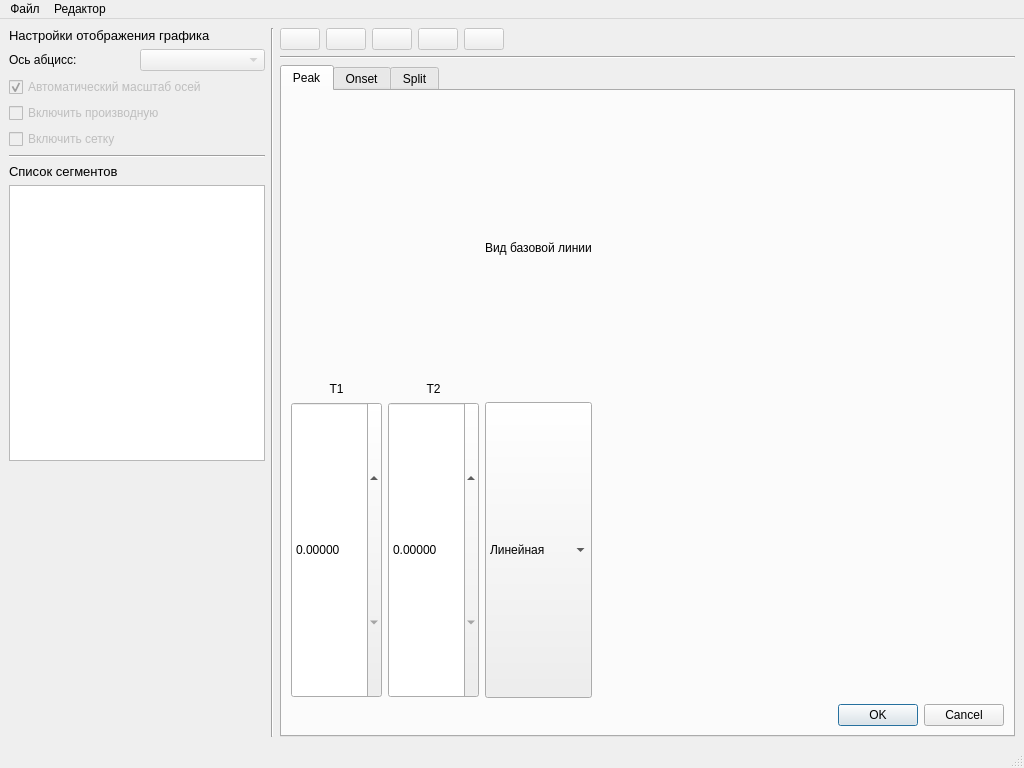
This is ui/src/MainWindow.ui in ioyurev/fusion-analysis as Qt 5 draws it before an edit. The edited form follows.
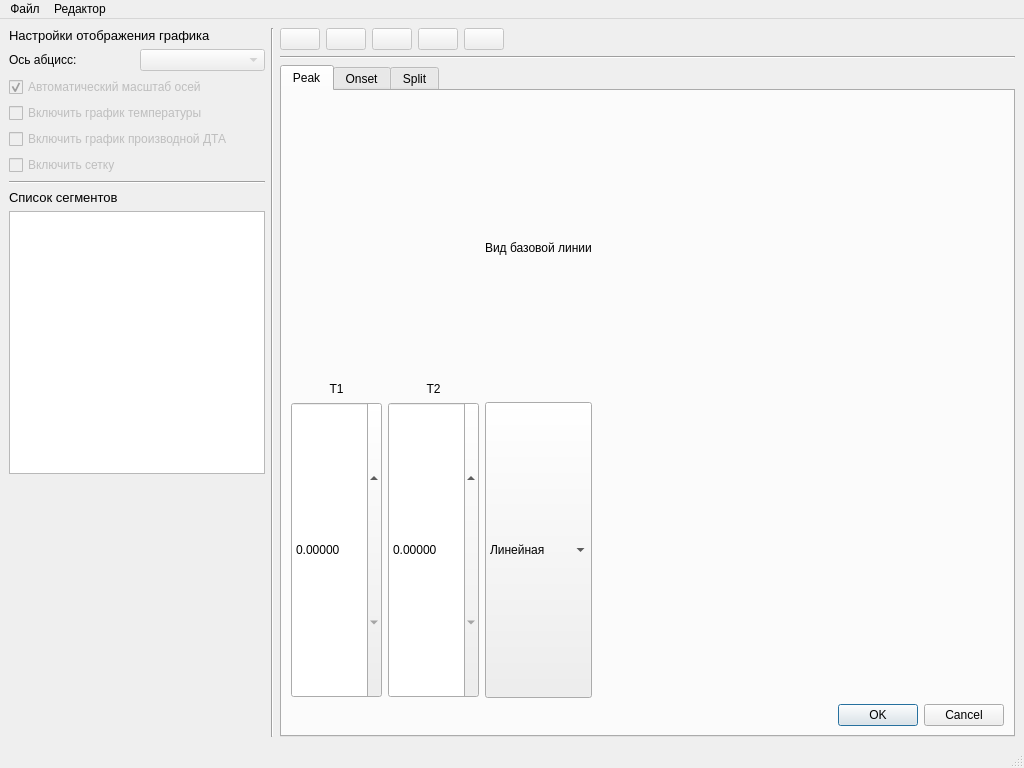
This is the edited form. Icons and pictures are not drawn. Custom widgets are drawn as their Qt base class.

Commit message: График температуры от времени.

Patch:
```diff
--- a/ui/src/MainWindow.ui
+++ b/ui/src/MainWindow.ui
@@ -17,50 +17,6 @@
    <layout class="QGridLayout" name="gridLayout_2" columnstretch="0,0,0">
     <item row="0" column="0">
      <layout class="QGridLayout" name="leftpanel">
-      <item row="7" column="0">
-       <widget class="QLabel" name="label">
-        <property name="font">
-         <font>
-          <pointsize>10</pointsize>
-         </font>
-        </property>
-        <property name="text">
-         <string>Список сегментов</string>
-        </property>
-       </widget>
-      </item>
-      <item row="2" column="0" colspan="2">
-       <widget class="QCheckBox" name="checkbox_autoscale">
-        <property name="enabled">
-         <bool>false</bool>
-        </property>
-        <property name="text">
-         <string>Автоматический масштаб осей</string>
-        </property>
-        <property name="checked">
-         <bool>true</bool>
-        </property>
-       </widget>
-      </item>
-      <item row="8" column="0" colspan="2">
-       <widget class="QTreeWidget" name="treewidget_segments">
-        <property name="headerHidden">
-         <bool>true</bool>
-        </property>
-        <column>
-         <property name="text">
-          <string notr="true">1</string>
-         </property>
-        </column>
-       </widget>
-      </item>
-      <item row="1" column="1">
-       <widget class="QComboBox" name="combobox_xaxis">
-        <property name="enabled">
-         <bool>false</bool>
-        </property>
-       </widget>
-      </item>
       <item row="1" column="0">
        <widget class="QLabel" name="label_xaxis">
         <property name="text">
@@ -69,6 +25,16 @@
        </widget>
       </item>
       <item row="4" column="0" colspan="2">
+       <widget class="QCheckBox" name="checkbox_derivative">
+        <property name="enabled">
+         <bool>false</bool>
+        </property>
+        <property name="text">
+         <string>Включить график производной ДТА</string>
+        </property>
+       </widget>
+      </item>
+      <item row="6" column="0" colspan="2">
        <widget class="QCheckBox" name="checkbox_grid">
         <property name="enabled">
          <bool>false</bool>
@@ -78,26 +44,26 @@
         </property>
        </widget>
       </item>
-      <item row="0" column="0" colspan="2">
-       <widget class="QLabel" name="label_4">
-        <property name="font">
-         <font>
-          <pointsize>10</pointsize>
-         </font>
-        </property>
-        <property name="text">
-         <string>Настройки отображения графика</string>
-        </property>
-       </widget>
-      </item>
-      <item row="6" column="0" colspan="2">
-       <widget class="Line" name="line_3">
-        <property name="orientation">
-         <enum>Qt::Horizontal</enum>
+      <item row="1" column="1">
+       <widget class="QComboBox" name="combobox_xaxis">
+        <property name="enabled">
+         <bool>false</bool>
         </property>
        </widget>
       </item>
       <item row="9" column="0">
+       <widget class="QLabel" name="label">
+        <property name="font">
+         <font>
+          <pointsize>10</pointsize>
+         </font>
+        </property>
+        <property name="text">
+         <string>Список сегментов</string>
+        </property>
+       </widget>
+      </item>
+      <item row="11" column="0">
        <spacer name="verticalSpacer">
         <property name="orientation">
          <enum>Qt::Vertical</enum>
@@ -110,13 +76,57 @@
         </property>
        </spacer>
       </item>
+      <item row="8" column="0" colspan="2">
+       <widget class="Line" name="line_3">
+        <property name="orientation">
+         <enum>Qt::Horizontal</enum>
+        </property>
+       </widget>
+      </item>
+      <item row="10" column="0" colspan="2">
+       <widget class="QTreeWidget" name="treewidget_segments">
+        <property name="headerHidden">
+         <bool>true</bool>
+        </property>
+        <column>
+         <property name="text">
+          <string notr="true">1</string>
+         </property>
+        </column>
+       </widget>
+      </item>
+      <item row="2" column="0" colspan="2">
+       <widget class="QCheckBox" name="checkbox_autoscale">
+        <property name="enabled">
+         <bool>false</bool>
+        </property>
+        <property name="text">
+         <string>Автоматический масштаб осей</string>
+        </property>
+        <property name="checked">
+         <bool>true</bool>
+        </property>
+       </widget>
+      </item>
+      <item row="0" column="0" colspan="2">
+       <widget class="QLabel" name="label_4">
+        <property name="font">
+         <font>
+          <pointsize>10</pointsize>
+         </font>
+        </property>
+        <property name="text">
+         <string>Настройки отображения графика</string>
+        </property>
+       </widget>
+      </item>
       <item row="3" column="0" colspan="2">
-       <widget class="QCheckBox" name="checkbox_derivative">
+       <widget class="QCheckBox" name="checkbox_temp">
         <property name="enabled">
          <bool>false</bool>
         </property>
         <property name="text">
-         <string>Включить производную</string>
+         <string>Включить график температуры</string>
         </property>
        </widget>
       </item>
```
The commit also changes 3 other files.
